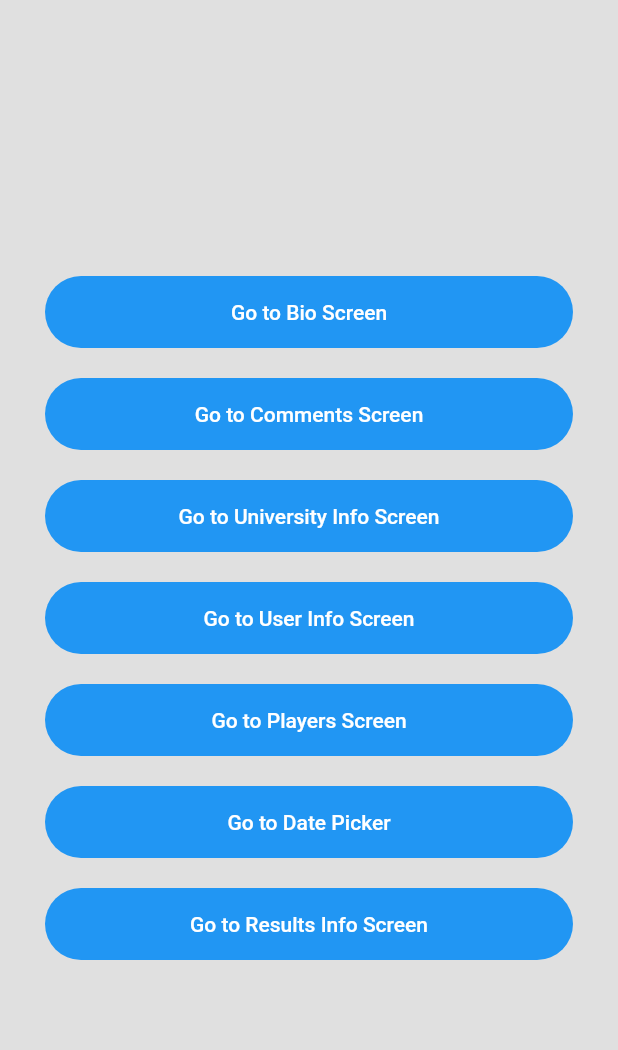
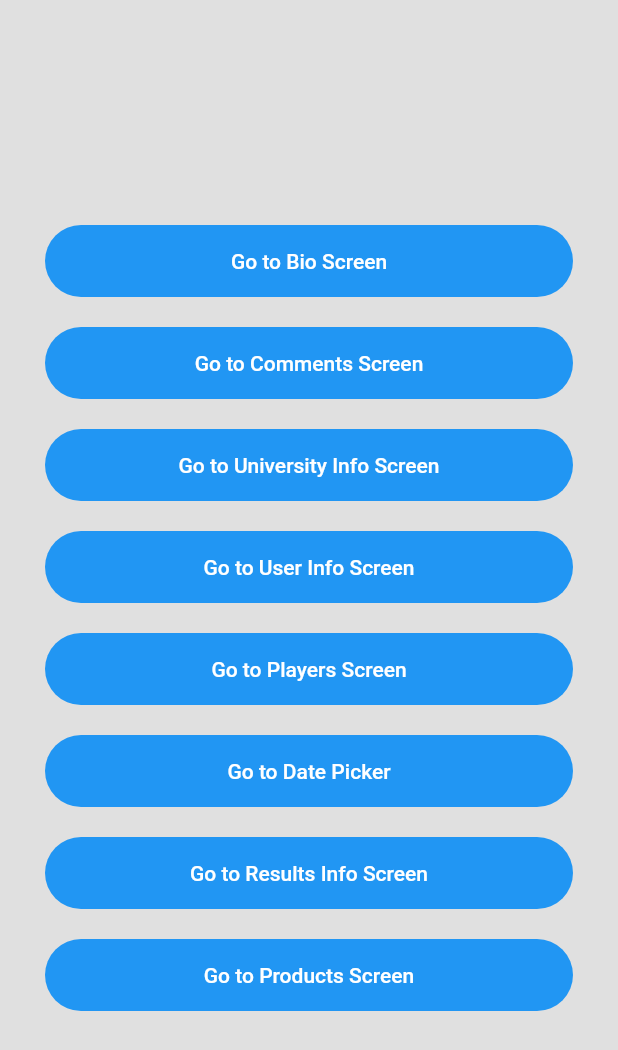
Before and after one commit to Hassanulhaq52/Api-Integration1, a Flutter app: the screen it shows after launch, on a phone screen of 412 x 824 dp. Shown: the top 1050 px of the screen. Run offline on Flutter 3.47's test engine with Material 2 defaults, Android fonts, the phone set to English and light mode, and no system bars; our stand-ins replace table_calendar.

Commit message:
Code Refactoring.

```diff
--- /dev/null
+++ b/lib/models/products_model.dart
@@ -0,0 +1,63 @@
+class ProductsModel {
+  ProductsModel({
+    required this.products,
+    required this.total,
+    required this.skip,
+    required this.limit,
+  });
+
+  final List<Products> products;
+  final int total;
+  final int skip;
+  final int limit;
+
+  factory ProductsModel.fromJson(Map<String, dynamic> json) => ProductsModel(
+        products: List<Products>.from(
+            json["products"].map((x) => Products.fromJson(x))),
+        total: json["total"],
+        skip: json["skip"],
+        limit: json["limit"],
+      );
+}
+
+class Products {
+  Products({
+    required this.id,
+    required this.title,
+    required this.description,
+    required this.price,
+    required this.discountPercentage,
+    required this.rating,
+    required this.stock,
+    required this.brand,
+    required this.category,
+    required this.thumbnail,
+    required this.images,
+  });
+
+  final int id;
+  final String title;
+  final String description;
+  final int price;
+  final double discountPercentage;
+  final num rating;
+  final int stock;
+  final String brand;
+  final String category;
+  final String thumbnail;
+  final List images;
+
+  factory Products.fromJson(Map<String, dynamic> json) => Products(
+        id: json["id"],
+        title: json["title"],
+        description: json["description"],
+        price: json["price"],
+        discountPercentage: json["discountPercentage"],
+        rating: json["rating"],
+        stock: json["stock"],
+        brand: json["brand"],
+        category: json["category"],
+        thumbnail: json["thumbnail"],
+        images: List.from(json["images"]),
+      );
+}
--- a/lib/models/university_info_model.dart
+++ b/lib/models/university_info_model.dart
@@ -19,7 +19,7 @@ class UniversityInfoModel {
 
       UniversityInfoModel(
         country: json["country"],
-        domains:List.from( json["domains"]),
+        domains: List.from(json["domains"]),
         alphaTwoCodes: json["alpha_two_code"],
         stateProvince: json["state-province"],
         name: json["name"],
--- a/lib/screens/home_screen.dart
+++ b/lib/screens/home_screen.dart
@@ -3,6 +3,7 @@ import 'package:simple_api_integration/screens/bio_screen.dart';
 import 'package:simple_api_integration/screens/comments_screen.dart';
 import 'package:simple_api_integration/screens/date_picker.dart';
 import 'package:simple_api_integration/screens/players_screen.dart';
+import 'package:simple_api_integration/screens/products_screen.dart';
 import 'package:simple_api_integration/screens/results_info_screen.dart';
 import 'package:simple_api_integration/screens/university_info_screen.dart';
 import 'package:simple_api_integration/screens/user_info_screen.dart';
@@ -125,6 +126,19 @@ class _HomeScreenState extends State<HomeScreen> {
                 );
               },
               title: 'Go to Results Info Screen',
+            ),const SizedBox(
+              height: 20.0,
+            ),
+            NavigationButton(
+              onpressed: () {
+                Navigator.push(
+                  context,
+                  MaterialPageRoute(
+                    builder: (context) => const ProductsScreen(),
+                  ),
+                );
+              },
+              title: 'Go to Products Screen',
             ),
           ],
         ),
--- a/lib/widgets/text_container.dart
+++ b/lib/widgets/text_container.dart
@@ -18,7 +18,7 @@ class TextContainer extends StatelessWidget {
           color: Colors.blue, borderRadius: BorderRadius.circular(20)),
       child: Text(
         apiData,
-        style: Constants.apiDataStyle,
+        style: Constants.textContainerStyle,
       ),
     );
   }
```
Also changed, not shown: lib/constants/constants.dart (+8 -0 lines), lib/screens/products_screen.dart (added, +101 -0 lines), lib/services/api_services.dart (+27 -2 lines).
